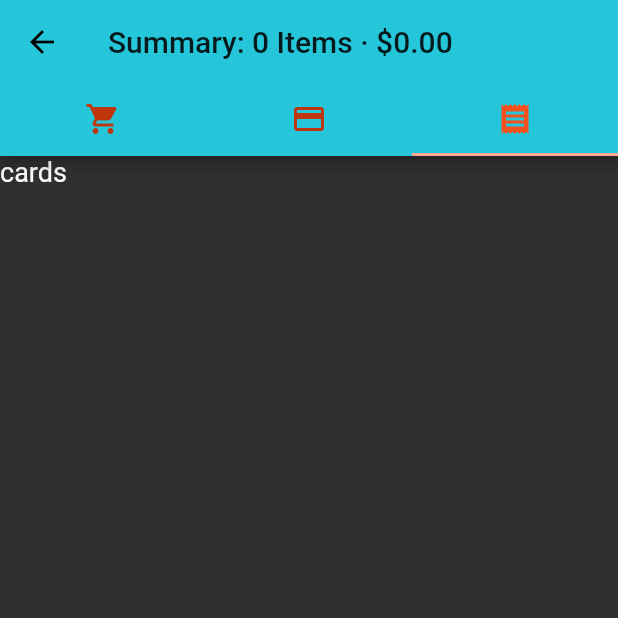
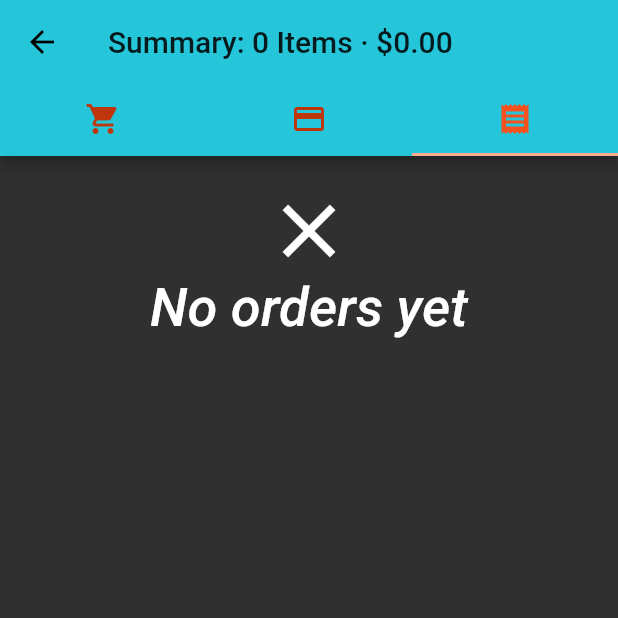
Before and after one commit to dwtcourses/flutter-ecommerce-1, a Flutter app: the CartPage screen opened by its route, tab 3 chosen, on a phone screen of 412 x 824 dp, the top half of it. Run offline on Flutter 3.47's test engine with Material 2 defaults, Android fonts, the phone set to English and light mode, and no system bars; our stand-ins replace badges, flutter_redux, modal_progress_hud, redux, redux_thunk, shared_preferences; missing offline and left inert: redux_logging, stripe_payment; accounts and stored records are empty.

Commit message:
Building Complete Checkout Process

```diff
--- a/lib/models/app_state.dart
+++ b/lib/models/app_state.dart
@@ -1,3 +1,4 @@
+import 'package:flutter_ecommerce/models/order.dart';
 import 'package:flutter_ecommerce/models/product.dart';
 import 'package:flutter_ecommerce/models/user.dart';
 import 'package:meta/meta.dart';
@@ -8,14 +9,16 @@ class AppState {
   final List<Product> products;
   final List<Product> cartProducts;
   final List<dynamic> cards;
+  final List<Order> orders;
   final String cardToken;
 
-  AppState({ @required this.user, @required this.products, @required this.cartProducts, @required this.cards, this.cardToken });
+  AppState({ @required this.user, @required this.products, @required this.cartProducts, @required this.orders, @required this.cards, @required this.cardToken });
 
   factory AppState.initial() {
     return AppState(
       user: null,
       products: [],
+      orders: [],
       cartProducts: [],
       cards: [],
       cardToken: ''
--- /dev/null
+++ b/lib/models/order.dart
@@ -0,0 +1,17 @@
+import 'package:meta/meta.dart';
+
+class Order {
+  final double amount;
+  final String createdAt;
+  final List<dynamic> products;
+
+  Order({ @required this.amount, @required this.createdAt, @required this.products });
+
+  factory Order.fromJson(json) {
+    return Order(
+      amount: json['amount'],
+      createdAt: json['createdAt'],
+      products: json['products'],
+    );
+  }
+}
--- a/lib/pages/cart_page.dart
+++ b/lib/pages/cart_page.dart
@@ -3,12 +3,14 @@ import 'dart:convert';
 
 import 'package:flutter/material.dart';
 import 'package:flutter_ecommerce/models/app_state.dart';
+import 'package:flutter_ecommerce/models/order.dart';
 import 'package:flutter_ecommerce/models/user.dart';
 import 'package:flutter_ecommerce/redux/actions.dart';
 import 'package:flutter_ecommerce/widgets/product_item.dart';
 import 'package:flutter_redux/flutter_redux.dart';
 import 'package:stripe_payment/stripe_payment.dart';
 import 'package:http/http.dart' as http;
+import 'package:modal_progress_hud/modal_progress_hud.dart';
 
 class CartPage extends StatefulWidget {
   final void Function() onInit; //the function which will be immediatly called
@@ -20,6 +22,7 @@ class CartPage extends StatefulWidget {
 
 class _CartPageState extends State<CartPage> {
 final _scaffoldKey = GlobalKey<ScaffoldState>();
+bool _isSubmitting = false;
 
   void initState() {
     super.initState();
@@ -120,7 +123,27 @@ final _scaffoldKey = GlobalKey<ScaffoldState>();
   }
 
   Widget _ordersTab(state) {
-    return Text('cards');
+    return ListView(children: state.orders.length > 0 ? state.orders.map<Widget>((order) => (ListTile(
+        title: Text('\$${order.amount}'),
+        subtitle: Text('${order.createdAt}'),
+        leading: CircleAvatar(
+          backgroundColor: Colors.green,
+          child: Icon(Icons.attach_money, color: Colors.white,),),
+      ))
+      ).toList() : [
+        Padding(
+          padding: EdgeInsets.all(20.0),
+          child: Column(
+            mainAxisAlignment: MainAxisAlignment.center,
+            crossAxisAlignment: CrossAxisAlignment.center,
+            children: <Widget>[
+              Icon(Icons.close, size: 60.0),
+              Text('No orders yet', style: Theme.of(context).textTheme.title)
+            ],
+          ),
+        )
+      ]
+      );
   }
 
   String calculateTotalPrice(cartProducts) {
@@ -190,12 +213,55 @@ final _scaffoldKey = GlobalKey<ScaffoldState>();
           ],
         );
       }
-    ).then((value) {
+    ).then((value) async {
+      _checkoutCartProducts() async {
+        // create new order in Strapi
+        http.Response response = await http.post('http://10.0.2.2:1337/orders', body: {
+          "amount": calculateTotalPrice(state.cartProducts),
+          "products": json.encode(state.cartProducts),
+          "source": state.cardToken,
+          "customer": state.user.customerId
+        }, headers: {
+          'Authorization': 'Bearer ${state.user.jwt}'
+        });
+        final responseData = json.decode(response.body);
+        return responseData;
+      }
       // if value == false dialog is going to close
       if (value == true) {
-        print('Card checked out');
+        // show loading spinner
+        setState(() { _isSubmitting = true; });
+        // checkout cart products (create new orders in Strapi / charge Card with Stripe)
+        final newOrderData = await _checkoutCartProducts();
+        // create order instance
+        Order newOrder = Order.fromJson(newOrderData);
+        // pass order instance to a new action (AddOrderAction)
+        StoreProvider.of<AppState>(context).dispatch(AddOrderAction(newOrder));
+        // clear out cart products by using thunk action
+        StoreProvider.of<AppState>(context).dispatch(clearCartProductsAction);
+        // hide loading spinners
+        setState(() { _isSubmitting = false; });
+        // show success dialog
+        _showSuccessDialog();
       }
     });
+  }
+
+  Future _showSuccessDialog() {
+    return showDialog(
+      context: context,
+      builder: (BuildContext context) {
+        return SimpleDialog(
+          title: Text('Success!'),
+          children: <Widget>[
+            Padding(
+              padding: EdgeInsets.all(20.0),
+              child: Text('Order successful!\n\nCheck your email for a receipt of your purchase!\n\nOrder summary will apper in your orders tab', style: Theme.of(context).textTheme.body1,),
+              )
+          ],
+        );
+      }
+    );
   }
 
   @override
@@ -203,7 +269,7 @@ final _scaffoldKey = GlobalKey<ScaffoldState>();
     return StoreConnector<AppState, AppState>(
       converter: (store) => store.state,
       builder: (_, state) {
-        return DefaultTabController(
+        return ModalProgressHUD(child: DefaultTabController(
           length: 3,
           initialIndex: 0,
           child: Scaffold(
@@ -234,7 +300,8 @@ final _scaffoldKey = GlobalKey<ScaffoldState>();
               ],
             ),
           )
-        );
+        ),
+        inAsyncCall: _isSubmitting,);
       }
     );
   }
--- a/lib/redux/actions.dart
+++ b/lib/redux/actions.dart
@@ -1,4 +1,5 @@
 import 'dart:convert';
+import 'package:flutter_ecommerce/models/order.dart';
 import 'package:flutter_ecommerce/models/product.dart';
 import 'package:http/http.dart' as http;
 import 'package:flutter_ecommerce/models/app_state.dart';
@@ -109,6 +110,17 @@ ThunkAction<AppState> getCartProductsAction = (Store<AppState> store) async {
   store.dispatch(GetCartProductsAction(cartProducts));
 };
 
+ThunkAction<AppState> clearCartProductsAction = (Store<AppState> store) async {
+  final User user = store.state.user;
+  await http.put('http://10.0.2.2:1337/carts/${user.cartId}', body: {
+    "products": json.encode([])
+  },
+  headers: {
+    'Authorization': 'Bearer ${user.jwt}'
+  });
+  store.dispatch(ClearCartProductsAction(List(0)));
+};
+
 class ToggleCartProductAction {
   final List<Product> _cartProducts;
 
@@ -123,6 +135,14 @@ class GetCartProductsAction {
   List<Product> get cartProducts => this._cartProducts;
 
   GetCartProductsAction(this._cartProducts);
+}
+
+class ClearCartProductsAction {
+  final List<Product> _cartProducts;
+
+  List<Product> get cartProducts => this._cartProducts;
+
+  ClearCartProductsAction(this._cartProducts);
 }
 
 /* Cards Actions */
@@ -177,3 +197,12 @@ class GetCardTokenAction {
 
   GetCardTokenAction(this._cardToken);
 }
+
+/* Order Actions */
+class AddOrderAction {
+  final Order _order;
+
+  Order get order => this._order;
+
+  AddOrderAction(this._order);
+}
--- a/lib/redux/reducers.dart
+++ b/lib/redux/reducers.dart
@@ -1,4 +1,5 @@
 import 'package:flutter_ecommerce/models/app_state.dart';
+import 'package:flutter_ecommerce/models/order.dart';
 import 'package:flutter_ecommerce/models/product.dart';
 import 'package:flutter_ecommerce/models/user.dart';
 import 'package:flutter_ecommerce/redux/actions.dart';
@@ -10,6 +11,7 @@ AppState appReducer(AppState state, dynamic action) {
     cartProducts: cartProductsReducer(state.cartProducts, action),
     cards: cardsReducer(state.cards, action),
     cardToken: cardTokenReducer(state.cardToken, action),
+    orders: ordersReducer(state.orders, action)
   );
 }
 
@@ -34,6 +36,8 @@ List<Product> cartProductsReducer(List<Product> cartProducts, dynamic action) {
     return action.cartProducts;
   } else if (action is ToggleCartProductAction) {
     return action.cartProducts;
+  } else if (action is ClearCartProductsAction) {
+    return action.cartProducts;
   }
   return cartProducts;
 }
@@ -55,3 +59,10 @@ String cardTokenReducer(String cardToken, dynamic action) {
   }
   return cardToken;
 }
+
+List<Order> ordersReducer(List<Order> orders, dynamic action) {
+  if (action is AddOrderAction) {
+    return List.from(orders)..add(action.order);
+  }
+  return orders;
+}
--- a/pubspec.yaml
+++ b/pubspec.yaml
@@ -26,6 +26,7 @@ dependencies:
   redux_logging: 0.3.0
   badges: ^0.0.6
   stripe_payment: ^0.1.0
+  modal_progress_hud: 0.1.3
 
   # The following adds the Cupertino Icons font to your application.
   # Use with the CupertinoIcons class for iOS style icons.
```
Also changed, not shown: lib/models/product.dart (+10 -0 lines), pubspec.lock.
